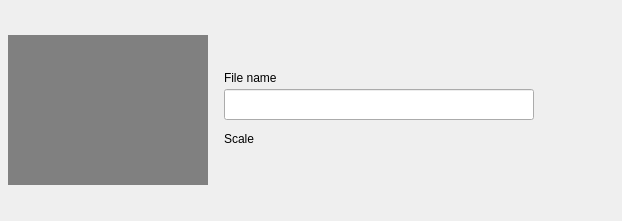
This is android/android-emu/android/skin/qt/poster-image-well.ui in aosp-mirror/platform_external_qemu as Qt 5 draws it before an edit. The edited form follows.
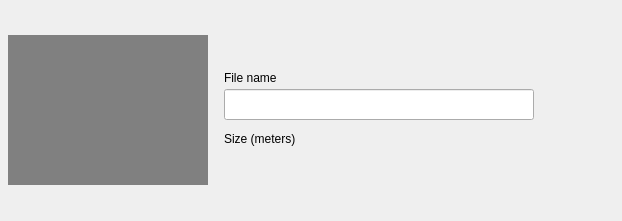
This is the edited form. The open tabs and pages were chosen to show the change. Icons and pictures are not drawn. Custom widgets are drawn as their Qt base class.

Commit message:
Update poster size to be specified in meters
Split .posters parsing out of Scene.cpp, and plumb the poster min and
max size out of the VirtualSceneManager.

Change the UI to specify the poster size in meters instead of a scale
value, and update EditableSliderWidget in order to specify the step count and display precision so that values between 0-2 are easily editable.

Diff of the .ui file:
```diff
--- a/android/android-emu/android/skin/qt/poster-image-well.ui
+++ b/android/android-emu/android/skin/qt/poster-image-well.ui
@@ -323,7 +323,7 @@
        <item>
         <widget class="QLabel" name="scaleLabel">
          <property name="text">
-          <string>Scale</string>
+          <string>Size (meters)</string>
          </property>
          <property name="Style" stdset="0">
           <string>MaterialHelper</string>
```
Left out of the diff: 7 changed lines with no effect on the pictures. The commit also changes 18 other files.
